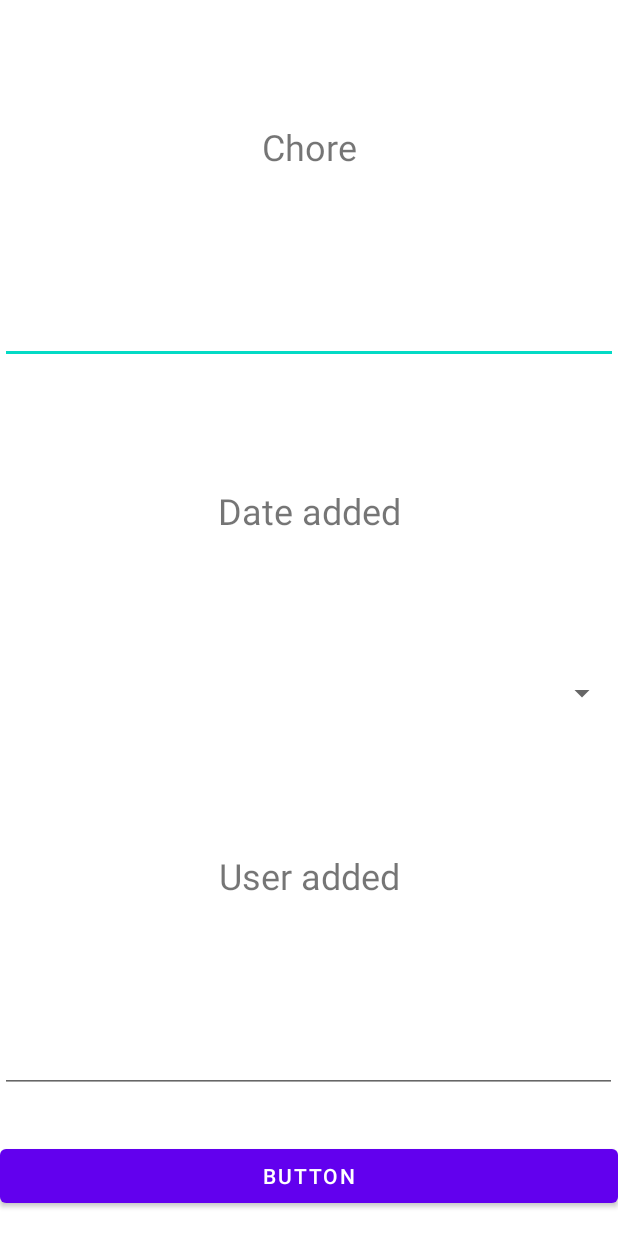
After one commit to DrewBogdan/HouseApp, an Android app: the layout chore_item.xml on its own in the app's theme, with its tools: preview values and no code run, on a phone screen of 412 x 824 dp. The commit adds this screen. Run offline under Robolectric (Android 15) with nearby library versions, the phone set to English and light mode, and no system bars.

Commit message:
UI progress

```diff
--- a/app/src/main/java/com/bogdan/drew/finalproject/House.java
+++ b/app/src/main/java/com/bogdan/drew/finalproject/House.java
@@ -40,6 +40,10 @@ public class House {
         debts.givePropertyChange(this);
         users.givePropertyChange(this);
         checkId();
+    }
+
+    public DatabaseReference getHouseListDatabaseReference() {
+        return HouseListDatabaseReference;
     }
 
     /**
--- a/app/src/main/java/com/bogdan/drew/finalproject/MainActivity.java
+++ b/app/src/main/java/com/bogdan/drew/finalproject/MainActivity.java
@@ -182,6 +182,7 @@ public class MainActivity extends AppCompatActivity {
                 Log.d(TAG, code + "");
                 adapter.notifyDataSetChanged();
                 break;
+            case R.id.deleteMenuItem:
         }
         return super.onOptionsItemSelected(item);
     }
--- /dev/null
+++ b/app/src/main/res/layout/chore_item.xml
@@ -0,0 +1,95 @@
+<?xml version="1.0" encoding="utf-8"?>
+<androidx.constraintlayout.widget.ConstraintLayout xmlns:android="http://schemas.android.com/apk/res/android"
+    xmlns:app="http://schemas.android.com/apk/res-auto"
+    xmlns:tools="http://schemas.android.com/tools"
+    android:layout_width="match_parent"
+    android:layout_height="match_parent"
+    tools:context=".ItemActivity">
+
+    <Button
+        android:id="@+id/choreButton"
+        android:layout_width="0dp"
+        android:layout_height="wrap_content"
+        android:layout_marginBottom="16dp"
+        android:text="Button"
+        app:layout_constraintBottom_toBottomOf="parent"
+        app:layout_constraintEnd_toEndOf="parent"
+        app:layout_constraintHorizontal_bias="0.5"
+        app:layout_constraintStart_toStartOf="parent" />
+
+    <Spinner
+        android:id="@+id/dateSpinner"
+        android:layout_width="0dp"
+        android:layout_height="wrap_content"
+        android:layout_marginTop="50dp"
+        android:minHeight="48dp"
+        app:layout_constraintBottom_toTopOf="@+id/userTexts"
+        app:layout_constraintEnd_toEndOf="parent"
+        app:layout_constraintHorizontal_bias="0.5"
+        app:layout_constraintStart_toStartOf="parent"
+        app:layout_constraintTop_toBottomOf="@+id/dateText"
+        tools:ignore="SpeakableTextPresentCheck" />
+
+    <EditText
+        android:id="@+id/choreEdit"
+        android:layout_width="0dp"
+        android:layout_height="wrap_content"
+        android:layout_marginTop="50dp"
+        android:minHeight="48dp"
+        app:layout_constraintBottom_toTopOf="@+id/dateText"
+        app:layout_constraintEnd_toEndOf="parent"
+        app:layout_constraintHorizontal_bias="0.5"
+        app:layout_constraintStart_toStartOf="parent"
+        app:layout_constraintTop_toBottomOf="@+id/choreText"
+        tools:ignore="SpeakableTextPresentCheck" />
+
+    <EditText
+        android:id="@+id/dateEdit"
+        android:layout_width="411dp"
+        android:layout_height="wrap_content"
+        android:layout_marginTop="50dp"
+        android:minHeight="48dp"
+        app:layout_constraintBottom_toTopOf="@+id/choreButton"
+        app:layout_constraintStart_toStartOf="parent"
+        app:layout_constraintTop_toBottomOf="@+id/userTexts" />
+
+    <TextView
+        android:id="@+id/choreText"
+        android:gravity="center"
+        android:layout_width="0dp"
+        android:layout_height="wrap_content"
+        android:layout_marginTop="50dp"
+        android:text="Chore"
+        android:textSize="24sp"
+        app:layout_constraintBottom_toTopOf="@+id/choreEdit"
+        app:layout_constraintEnd_toEndOf="parent"
+        app:layout_constraintStart_toStartOf="parent"
+        app:layout_constraintTop_toTopOf="parent" />
+
+    <TextView
+        android:id="@+id/dateText"
+        android:layout_width="0dp"
+        android:layout_height="wrap_content"
+        android:gravity="center"
+        android:layout_marginTop="50dp"
+        android:text="Date added"
+        android:textSize="24sp"
+        app:layout_constraintBottom_toTopOf="@+id/dateSpinner"
+        app:layout_constraintEnd_toEndOf="parent"
+        app:layout_constraintHorizontal_bias="0.334"
+        app:layout_constraintStart_toStartOf="parent"
+        app:layout_constraintTop_toBottomOf="@+id/choreEdit" />
+
+    <TextView
+        android:id="@+id/userTexts"
+        android:layout_width="0dp"
+        android:layout_height="wrap_content"
+        android:layout_marginTop="50dp"
+        android:gravity="center"
+        android:text="User added"
+        android:textSize="24sp"
+        app:layout_constraintBottom_toTopOf="@+id/dateEdit"
+        app:layout_constraintEnd_toEndOf="parent"
+        app:layout_constraintStart_toStartOf="parent"
+        app:layout_constraintTop_toBottomOf="@+id/dateSpinner" />
+</androidx.constraintlayout.widget.ConstraintLayout>
--- a/app/src/main/res/values/colors.xml
+++ b/app/src/main/res/values/colors.xml
@@ -3,7 +3,7 @@
     <color name="purple_200">#FFBB86FC</color>
     <color name="purple_500">#FF6200EE</color>
     <color name="purple_700">#FF3700B3</color>
-    <color name="teal_200">#FF03DAC5</color>
+    <color name="teal_200">#FF03DAC5</color>s
     <color name="teal_700">#FF018786</color>
     <color name="black">#FF000000</color>
     <color name="white">#FFFFFFFF</color>
```
Also changed, not shown: app/src/main/java/com/bogdan/drew/finalproject/HouseActivity.java (+31 -9 lines), app/src/main/java/com/bogdan/drew/finalproject/ItemActivity.java (+69 -1 lines), app/src/main/res/layout/grocery_item.xml (added, +66 -0 lines), app/src/main/res/values/strings.xml (+9 -0 lines), app/src/main/res/layout/debt_item.xml (renamed from app/src/main/res/layout/activity_item.xml).
